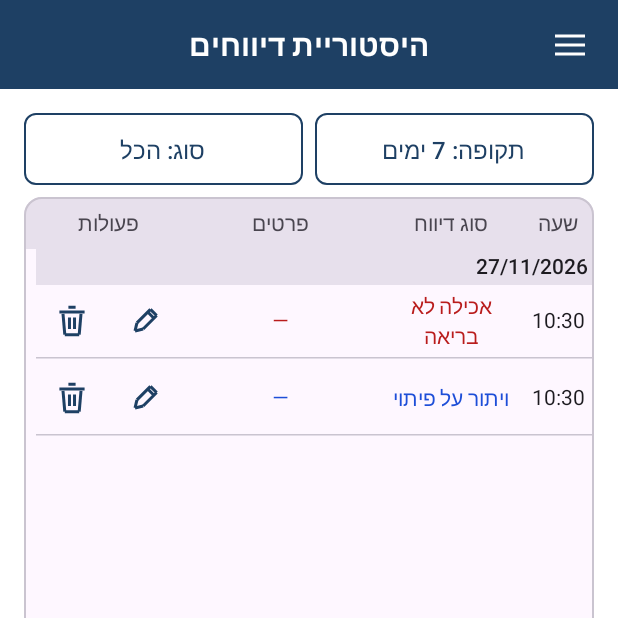
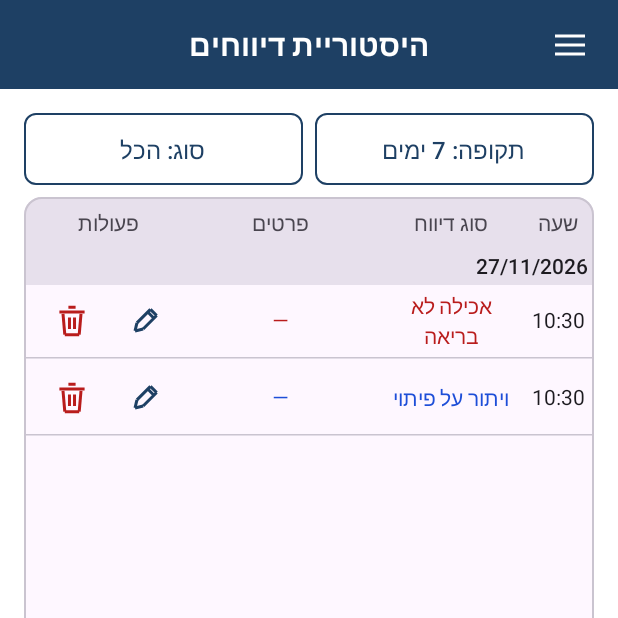
Before and after one commit to shabydevelop-code/LifeTrack, an Android app built with Jetpack Compose: the HistoryScreen screen opened through its navigation route, on a phone screen of 412 x 824 dp, the top half of it. Run offline under Robolectric (Android 15) with nearby library versions, the phone set to English and light mode, and no system bars.

Commit message:
Extend history date header across table and color delete icon red

```diff
--- a/app/src/main/java/com/shabydevelop/eattrack/DesignSystem.kt
+++ b/app/src/main/java/com/shabydevelop/eattrack/DesignSystem.kt
@@ -184,7 +184,7 @@ internal fun Modifier.visibleVerticalScroll(state: ScrollState): Modifier =
         else state.viewportSize.toFloat() / (state.viewportSize.toFloat() + max) to state.value.toFloat() / max
     }.padding(end = UiSpacing.normal).verticalScroll(state)
 
-internal fun Modifier.lazyScrollIndicator(state: LazyListState): Modifier =
+internal fun Modifier.lazyScrollIndicator(state: LazyListState, reserveSpace: Boolean = true): Modifier =
     scrollIndicator {
         val info = state.layoutInfo
         val total = info.totalItemsCount
@@ -198,7 +198,7 @@ internal fun Modifier.lazyScrollIndicator(state: LazyListState): Modifier =
             val span = (end - start).coerceIn(0.01f, total.toFloat())
             span / total to (start / (total - span).coerceAtLeast(0.01f))
         }
-    }.padding(end = UiSpacing.normal)
+    }.then(if (reserveSpace) Modifier.padding(end = UiSpacing.normal) else Modifier)
 
 @Composable
 internal fun AppOutlinedButton(onClick: () -> Unit, modifier: Modifier = Modifier, enabled: Boolean = true, color: Color = UiColors.primary, content: @Composable RowScope.() -> Unit) {
--- a/app/src/main/java/com/shabydevelop/eattrack/HistoryScreen.kt
+++ b/app/src/main/java/com/shabydevelop/eattrack/HistoryScreen.kt
@@ -75,7 +75,7 @@ internal fun HistoryScreen(model: CounterViewModel) {
         }
         if (model.error) Text("לא ניתן להשלים את הפעולה או לרענן את הנתונים", color = MaterialTheme.colorScheme.error, modifier = Modifier.semantics { liveRegion = LiveRegionMode.Polite })
         val scrollState = androidx.compose.foundation.lazy.rememberLazyListState()
-        LazyColumn(Modifier.weight(1f).fillMaxWidth().lazyScrollIndicator(scrollState), state = scrollState, verticalArrangement = Arrangement.spacedBy(UiSpacing.tiny)) {
+        LazyColumn(Modifier.weight(1f).fillMaxWidth().lazyScrollIndicator(scrollState, reserveSpace = false), state = scrollState, verticalArrangement = Arrangement.spacedBy(UiSpacing.tiny)) {
             itemsIndexed(rows, key = { _, event -> event.id }) { index, event ->
                 val date = dateFormat.format(java.util.Date(event.timestamp))
                 if (index == 0 || date != dateFormat.format(java.util.Date(rows[index - 1].timestamp))) {
@@ -83,7 +83,7 @@ internal fun HistoryScreen(model: CounterViewModel) {
                 }
                 val time = timeFormat.format(java.util.Date(event.timestamp))
                 val reasons = if (event.type == EventType.AEROBIC) "${event.activity?.label ?: ""} · ${event.minutes} דקות" else if (event.type == EventType.WATER) "${event.milliliters} מ״ל" else event.reasons.joinToString(" · ") { it.label }
-                Row(verticalAlignment = androidx.compose.ui.Alignment.CenterVertically) {
+                Row(Modifier.fillMaxWidth().padding(end = UiSpacing.normal), verticalAlignment = androidx.compose.ui.Alignment.CenterVertically) {
                 HistoryCells(timeWidth, time, event.type.label, reasons.ifEmpty { "—" },
                     typeColor = when (event.type) { EventType.HEALTHY -> reportColors[0]; EventType.UNHEALTHY -> reportColors[1]; EventType.AVOIDED -> reportColors[2]; EventType.AEROBIC -> UiColors.aerobic; EventType.WATER -> UiColors.water },
                     modifier = Modifier.weight(1f).clearAndSetSemantics {
@@ -98,7 +98,7 @@ internal fun HistoryScreen(model: CounterViewModel) {
                 }
                 IconButton(onClick = { pendingDelete = event }, enabled = !model.busy, modifier = Modifier.size(UiSpacing.touch).semantics { contentDescription = "מחיקת דיווח ${event.type.label}, $date, $time" }) {
                     androidx.compose.foundation.Canvas(Modifier.size(UiSpacing.large)) {
-                        val c = UiColors.primary
+                        val c = UiColors.unhealthy
                         val w = UiSpacing.tiny.toPx()
                         fun line(x1: Float, y1: Float, x2: Float, y2: Float) = drawLine(c, androidx.compose.ui.geometry.Offset(size.width*x1,size.height*y1), androidx.compose.ui.geometry.Offset(size.width*x2,size.height*y2), w)
                         line(.15f,.25f,.85f,.25f); line(.4f,.12f,.6f,.12f)
@@ -112,7 +112,7 @@ internal fun HistoryScreen(model: CounterViewModel) {
             if (loading) item { Text("טוען דיווחים", Modifier.semantics { liveRegion = LiveRegionMode.Polite }) }
             if (error) item { Text("לא ניתן לטעון דיווחים", Modifier.semantics { liveRegion = LiveRegionMode.Polite }); AppOutlinedButton(onClick = { retry++ }) { Text("נסה שוב") } }
             if (!loading && !error && rows.isEmpty()) item { Text("אין דיווחים בתקופה שנבחרה") }
-            if (more && !loading && !error) item { AppOutlinedButton(onClick = { loading = true; pageCount++ }, modifier = Modifier.fillMaxWidth().heightIn(min = UiSpacing.touch)) { Text("טעינת דיווחים נוספים") } }
+            if (more && !loading && !error) item { AppOutlinedButton(onClick = { loading = true; pageCount++ }, modifier = Modifier.fillMaxWidth().padding(end = UiSpacing.normal).heightIn(min = UiSpacing.touch)) { Text("טעינת דיווחים נוספים") } }
         }
         }
     }
```
